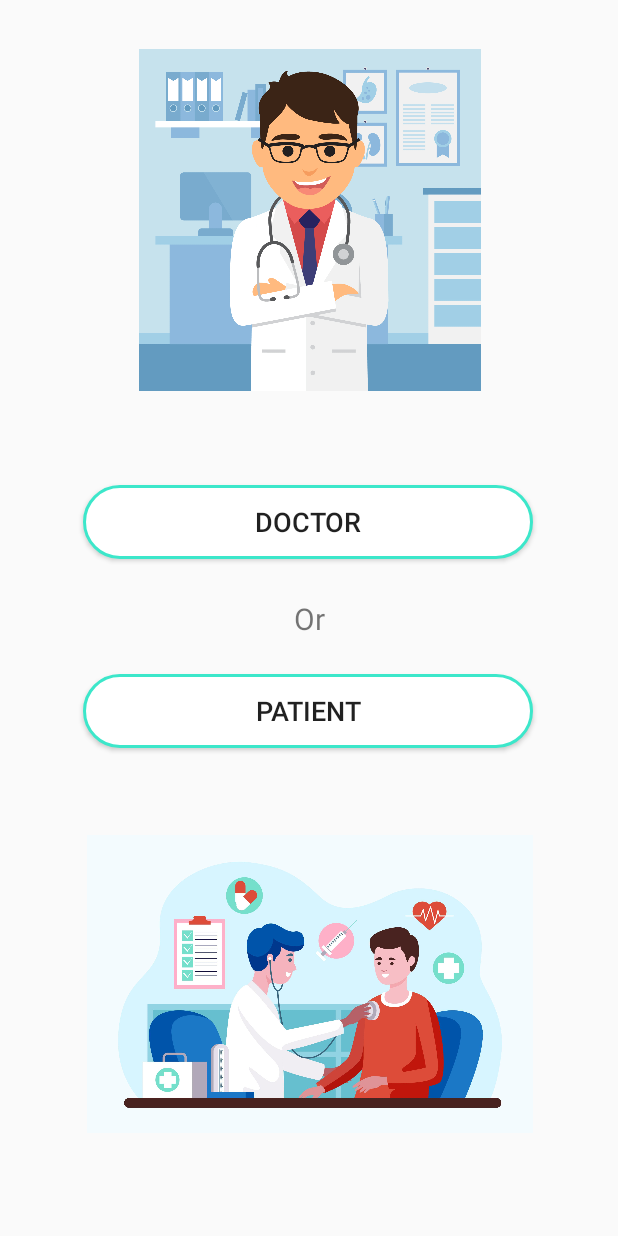
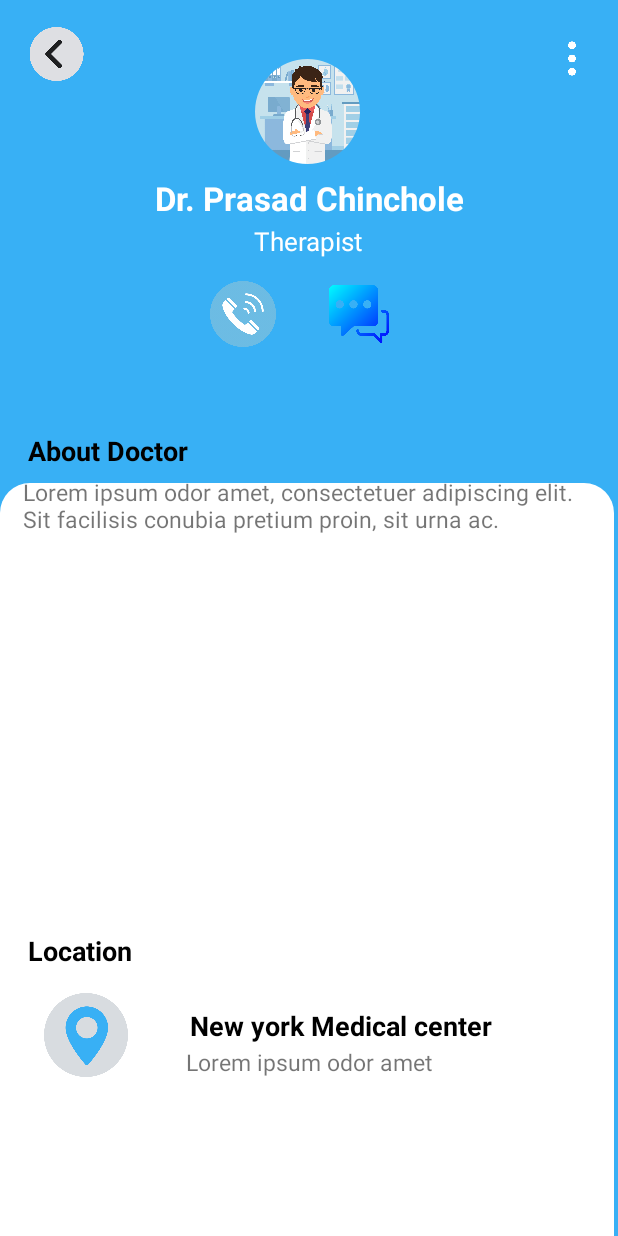
Before and after one commit to sarfaraz22shaikh/MedicareStudios, an Android app: the screen it shows after launch (MainActivity before the commit, doctor_info_card after it), on a phone screen of 412 x 824 dp. Run offline under Robolectric (Android 15) with nearby library versions, the phone set to English and light mode, and no system bars; our stand-ins replace CircleImageView.

Commit message:
Trial version 0.10

```diff
--- a/app/build.gradle.kts
+++ b/app/build.gradle.kts
@@ -40,6 +40,7 @@ dependencies {
     implementation("androidx.constraintlayout:constraintlayout:2.1.4")
     implementation("androidx.activity:activity:1.9.2")
     implementation("com.google.firebase:firebase-auth:23.0.0")
+    implementation("com.google.android.gms:play-services-maps:19.0.0")
     testImplementation("junit:junit:4.13.2")
     androidTestImplementation("androidx.test.ext:junit:1.2.1")
     androidTestImplementation("androidx.test.espresso:espresso-core:3.6.1")
--- a/app/src/main/AndroidManifest.xml
+++ b/app/src/main/AndroidManifest.xml
@@ -14,7 +14,7 @@
         android:theme="@style/Theme.AppCompat.Light.NoActionBar"
         tools:targetApi="31">
         <activity
-            android:name=".Splashactivity"
+            android:name=".doctor_info_card"
             android:exported="true">
             <intent-filter>
                 <action android:name="android.intent.action.MAIN" />
--- /dev/null
+++ b/app/src/main/java/com/developer/opdmanager/doctor_info_card.java
@@ -0,0 +1,12 @@
+package com.developer.opdmanager;
+
+import android.os.Bundle;
+
+import androidx.appcompat.app.AppCompatActivity;
+
+public class doctor_info_card extends AppCompatActivity {
+    protected void onCreate(Bundle savedInstanceState) {
+        super.onCreate(savedInstanceState);
+        setContentView(R.layout.doctor_info_card);
+    }
+}
--- a/app/src/main/res/layout/doctor_info_card.xml
+++ b/app/src/main/res/layout/doctor_info_card.xml
@@ -20,8 +20,8 @@
         app:srcCompat="@drawable/oq6utw0" />
     <ImageView
         android:id="@+id/backButton"
-        android:layout_width="46dp"
-        android:layout_height="39dp"
+        android:layout_width="43dp"
+        android:layout_height="36dp"
         app:layout_constraintBottom_toBottomOf="parent"
         app:layout_constraintEnd_toEndOf="parent"
         app:layout_constraintHorizontal_bias="0.043"
@@ -36,6 +36,7 @@
         android:background="@drawable/bg_design_for_doctor_info_card"
         app:layout_constraintBottom_toBottomOf="parent"
         app:layout_constraintEnd_toEndOf="parent"
+        app:layout_constraintHorizontal_bias="0.0"
         app:layout_constraintStart_toStartOf="parent" />
 
     <TextView
@@ -88,4 +89,95 @@
         app:layout_constraintTop_toTopOf="parent"
         app:layout_constraintVertical_bias="0.24"
         app:srcCompat="@drawable/message" />
+
+    <ImageView
+        android:id="@+id/imageView4"
+        android:layout_width="28dp"
+        android:layout_height="30dp"
+        app:layout_constraintBottom_toBottomOf="parent"
+        app:layout_constraintEnd_toEndOf="parent"
+        app:layout_constraintHorizontal_bias="0.957"
+        app:layout_constraintStart_toStartOf="parent"
+        app:layout_constraintTop_toTopOf="parent"
+        app:layout_constraintVertical_bias="0.03"
+        app:srcCompat="@drawable/dots" />
+
+    <TextView
+        android:layout_width="wrap_content"
+        android:layout_height="wrap_content"
+        android:text="About Doctor"
+        android:textSize="18sp"
+        android:textColor="#000"
+        android:textStyle="bold"
+        app:layout_constraintBottom_toBottomOf="parent"
+        app:layout_constraintEnd_toEndOf="parent"
+        app:layout_constraintHorizontal_bias="0.062"
+        app:layout_constraintStart_toStartOf="parent"
+        app:layout_constraintTop_toTopOf="parent"
+        app:layout_constraintVertical_bias="0.36" />
+
+    <TextView
+        android:layout_width="wrap_content"
+        android:layout_height="wrap_content"
+        android:paddingHorizontal="15dp"
+        android:text="Lorem ipsum odor amet, consectetuer adipiscing elit. Sit facilisis conubia pretium proin, sit urna ac."
+        android:textSize="15sp"
+        app:layout_constraintBottom_toBottomOf="parent"
+        app:layout_constraintEnd_toEndOf="parent"
+        app:layout_constraintHorizontal_bias="0.0"
+        app:layout_constraintStart_toStartOf="parent"
+        app:layout_constraintTop_toTopOf="parent"
+        app:layout_constraintVertical_bias="0.404" />
+
+    <TextView
+        android:layout_width="wrap_content"
+        android:layout_height="wrap_content"
+        android:text="Location"
+        android:textColor="#000"
+        android:textSize="18sp"
+        android:textStyle="bold"
+        app:layout_constraintBottom_toBottomOf="parent"
+        app:layout_constraintEnd_toEndOf="parent"
+        app:layout_constraintHorizontal_bias="0.055"
+        app:layout_constraintStart_toStartOf="parent"
+        app:layout_constraintTop_toTopOf="parent"
+        app:layout_constraintVertical_bias="0.777" />
+
+    <ImageView
+        android:id="@+id/imageView21"
+        android:layout_width="64dp"
+        android:layout_height="56dp"
+        app:layout_constraintBottom_toBottomOf="parent"
+        app:layout_constraintEnd_toEndOf="parent"
+        app:layout_constraintHorizontal_bias="0.072"
+        app:layout_constraintStart_toStartOf="parent"
+        app:layout_constraintTop_toTopOf="parent"
+        app:layout_constraintVertical_bias="0.862"
+        app:srcCompat="@drawable/maps" />
+
+    <TextView
+        android:layout_width="wrap_content"
+        android:layout_height="wrap_content"
+        android:text="New york Medical center"
+        android:textColor="#000"
+        android:textSize="18sp"
+        android:textStyle="bold"
+        app:layout_constraintBottom_toBottomOf="parent"
+        app:layout_constraintEnd_toEndOf="parent"
+        app:layout_constraintHorizontal_bias="0.6"
+        app:layout_constraintStart_toStartOf="parent"
+        app:layout_constraintTop_toTopOf="parent"
+        app:layout_constraintVertical_bias="0.84" />
+
+    <TextView
+        android:layout_width="wrap_content"
+        android:layout_height="wrap_content"
+        android:paddingHorizontal="15dp"
+        android:text="Lorem ipsum odor amet"
+        android:textSize="15sp"
+        app:layout_constraintBottom_toBottomOf="parent"
+        app:layout_constraintEnd_toEndOf="parent"
+        app:layout_constraintStart_toStartOf="parent"
+        app:layout_constraintTop_toTopOf="parent"
+        app:layout_constraintVertical_bias="0.869" />
 </androidx.constraintlayout.widget.ConstraintLayout>
```
Also changed, not shown: app/src/main/res/drawable/dots.png (added), app/src/main/res/drawable/maps.png (added).
